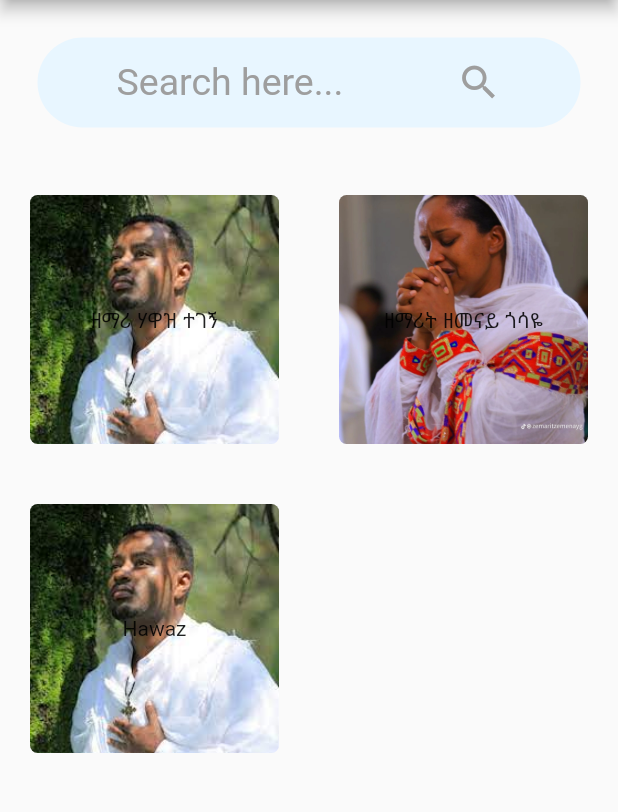
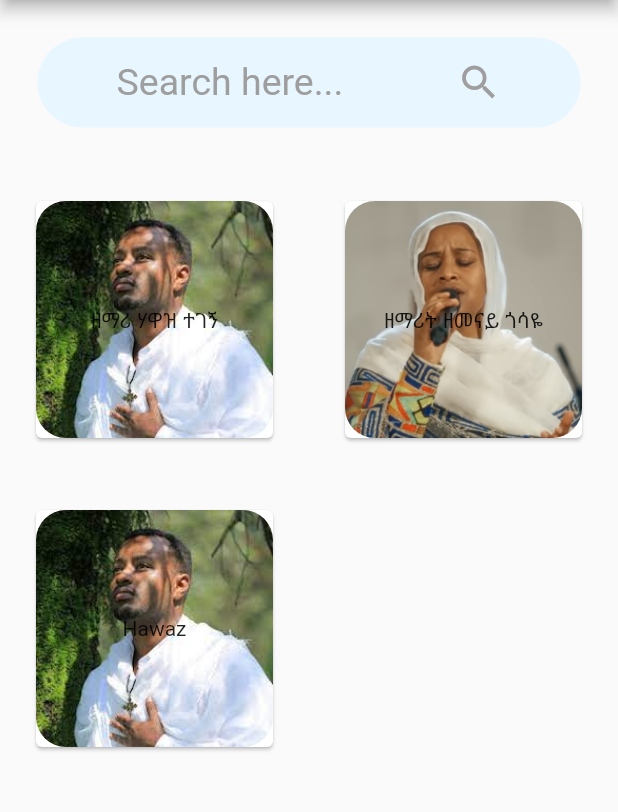
Before and after one commit to BeckiA/Mahlete_Eyesus, a Flutter app: the screen it shows after launch, on a phone screen of 412 x 824 dp, the part 84-896 px from its top. Run offline on Flutter 3.47's test engine with Material 2 defaults, Android fonts, the phone set to English and light mode, and no system bars.

Commit message:
Finished the Singers Screen With Displaying Singers Photo

```diff
--- a/lib/constants/image_strings.dart
+++ b/lib/constants/image_strings.dart
@@ -3,4 +3,4 @@ const MELogo = 'assets/images/Mahlete_Eyesus_Logo.png';
 
 // Mahlete Eyesus Application Singers Image
 const GSHawaz = 'assets/images/singers/hawaz_tegegn.jpg';
-const GSZemenay = 'assets/images/singers/zemenay_gosaye.png';
+const GSZemenay = 'assets/images/singers/zemenay_gosaye.jpg';
--- a/lib/screens/singers_screen.dart
+++ b/lib/screens/singers_screen.dart
@@ -1,6 +1,4 @@
 import 'package:flutter/material.dart';
-import 'package:lyrics_app/constants/colors.dart';
-
 import '../Utils/songs_helper.dart/songs_helper.dart';
 import '../models/singer.dart';
 import '../widgets/search_bar_widget.dart';
@@ -33,15 +31,40 @@ class SingersPage extends StatelessWidget {
               padding: const EdgeInsets.all(20.0),
               child: Stack(
                 children: [
-                  Container(
+                  Positioned.fill(
+                    child: GestureDetector(
+                      onTap: () => print("Clicked"),
+                      child: Card(
+                        elevation: 1,
+                        child: Container(
                           alignment: Alignment.center,
                           decoration: BoxDecoration(
-                        borderRadius: BorderRadius.circular(5),
+                              borderRadius: BorderRadius.circular(20),
                               image: DecorationImage(
                                   fit: BoxFit.cover,
                                   image: AssetImage(singer[index].photo))),
                           child: Text(singer[index].name),
-                  )
+                        ),
+                      ),
+                    ),
+                  ),
+                  Positioned(
+                      bottom: 0,
+                      right: 0,
+                      left: 0,
+                      child: Container(
+                        decoration: BoxDecoration(
+                            borderRadius: const BorderRadius.only(
+                                bottomLeft: Radius.circular(20),
+                                bottomRight: Radius.circular(20)),
+                            gradient: LinearGradient(
+                                begin: Alignment.bottomCenter,
+                                end: Alignment.topCenter,
+                                colors: [
+                                  Colors.black.withOpacity(0.2),
+                                  Colors.transparent
+                                ])),
+                      ))
                 ],
               ),
             ),
```
Also changed, not shown: assets/images/singers/zemenay_gosaye.jpg (added), assets/images/singers/zemenay_gosaye.png (deleted). Lines whose indentation alone changed are shown as unchanged.
